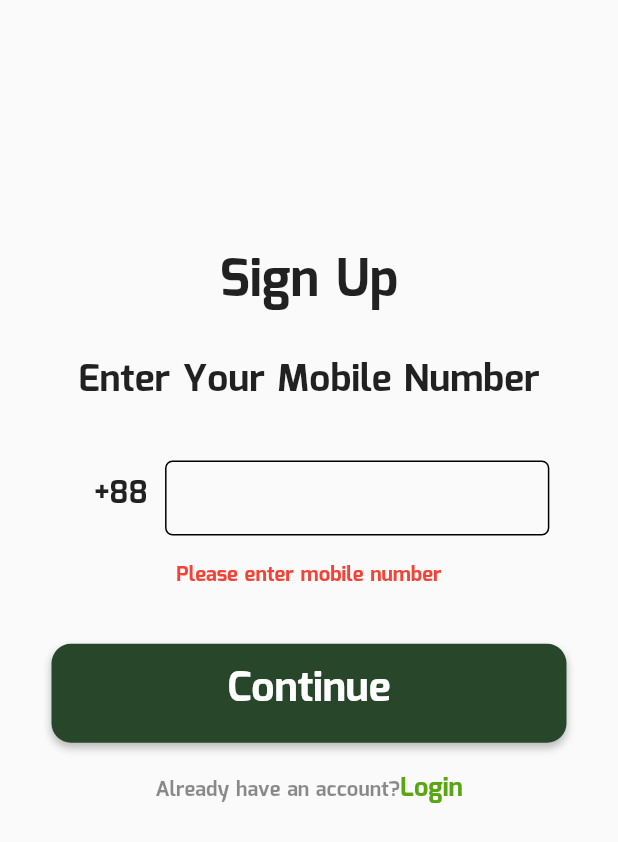
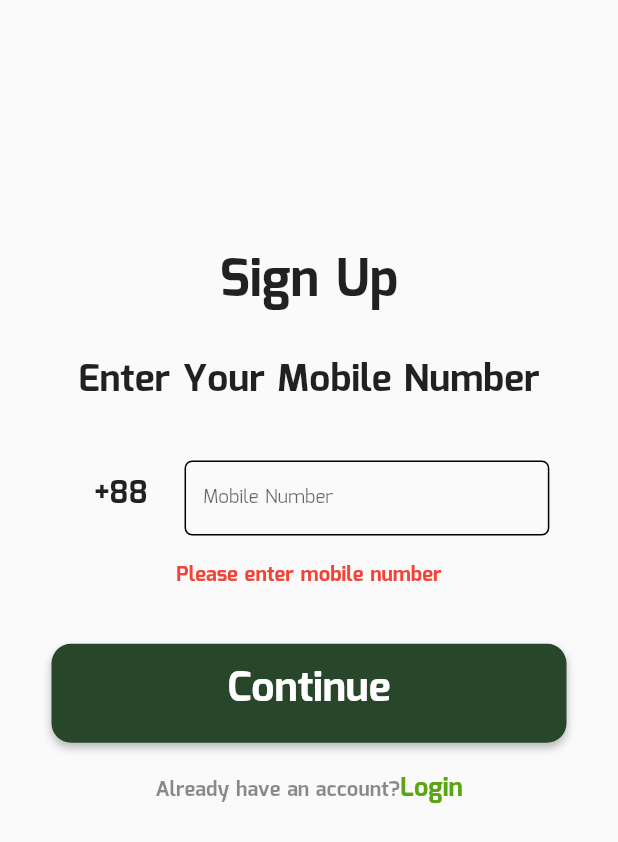
Before and after one commit to MdAkramKhanJehad/SPL_2, a Flutter app: the screen it shows after launch, scrolled down 57 dp, after a tap on "Continue", on a phone screen of 412 x 824 dp. Shown: the top 842 px of the screen. Run offline on Flutter 3.47's test engine with Material 2 defaults, Android fonts, the phone set to English and light mode, and no system bars; our stand-ins replace cloud_firestore, firebase_auth, firebase_core, flutter_dotenv, fluttertoast, font_awesome_flutter and 3 more; missing offline and left inert: crypt; accounts and stored records are empty.

Commit message:
Fixing some issue in signup page

```diff
--- a/lib/login_signup/login.dart
+++ b/lib/login_signup/login.dart
@@ -248,9 +248,6 @@ class _LoginState extends State<Login> {
                         userNumber="+88"+userNumber;
                         getUsersCredentials(userNumber);
 
-
-
-
                         //  Navigator.push(context,CustomPageRout(widget: OTP(phoneNumber: userNumber, isSignup: true, password: '')));
                       }
                     }
--- a/lib/login_signup/signup.dart
+++ b/lib/login_signup/signup.dart
@@ -1,4 +1,5 @@
 import 'dart:async';
+import 'package:cloud_firestore/cloud_firestore.dart';
 import 'package:flutter/gestures.dart';
 import 'package:flutter/material.dart';
 import 'package:provider/provider.dart';
@@ -39,7 +40,20 @@ class _SignupState extends State<Signup> {
     }
 
   }
-
+  getUsersCredentials(String phoneNumber)async{
+    FirebaseFirestore.instance.collection('users').doc(phoneNumber).get().then((userDoc){
+      if(!userDoc.exists){
+        Navigator.push(context,MaterialPageRoute(builder: (context)=>ChangeNotifierProvider(
+          child:  OTPPage(phoneNumber: phoneNumber,isSignup: true,password: "",),
+          create: (context)=>TimerInfo(time:60 ),
+        )));
+      }else{
+        setState(() {
+          errorText = "You already have an account!\nGo to login page and do login";
+        });
+      }
+    });
+  }
 
   @override
   Widget build(BuildContext context) {
@@ -79,7 +93,9 @@ class _SignupState extends State<Signup> {
                 margin: EdgeInsets.only(left: 25*widthMultiplier,right: 10*widthMultiplier),
                 child: Row(
                   children: [
-                    Container(
+                    Expanded(
+                      flex: 1,
+                      child: Container(
                         child: Text("+88", style: TextStyle(
                             fontFamily: 'Mina',
                             fontSize: 18*widthMultiplier,
@@ -88,8 +104,10 @@ class _SignupState extends State<Signup> {
                             height: 1
                         )),
                       ),
+                    ),
                     SizedBox(width: 10*widthMultiplier,),
                     Expanded(
+                      flex: 5,
                       child: Container(
                         padding: EdgeInsets.only(left: 10*widthMultiplier),
                         decoration: BoxDecoration(
@@ -111,11 +129,7 @@ class _SignupState extends State<Signup> {
 
                           decoration: InputDecoration(
                             border: InputBorder.none,
-                            //   errorText: errorText,errorMaxLines: 3,
-                            // errorStyle: TextStyle(
-                            //   fontFamily: "Mina",color: Colors.red,
-                            //   fontWeight: FontWeight.w600,fontSize: 16*widthMultiplier,
-                            // )
+                              hintText: "Mobile Number",hintStyle: TextStyle(fontWeight: FontWeight.normal,fontSize: 11*widthMultiplier,fontFamily: "Mina")
                           ),
 
                         ),
@@ -145,14 +159,8 @@ class _SignupState extends State<Signup> {
                     errorText= "";
                     if(checkUserNumber(userNumber)){
                       userNumber="+88"+userNumber;
+                      getUsersCredentials(userNumber);
 
-                      Navigator.push(context,MaterialPageRoute(builder: (context)=>ChangeNotifierProvider(
-                        child:  OTPPage(phoneNumber: userNumber,isSignup: true,password: "",),
-                        create: (context)=>TimerInfo(time:60 ),
-                      )));
-
-                   //   Navigator.push(context,CustomPageRout(widget: HomePage(phoneNumber: userNumber,isSignup: true, password: '')));
-                    //  Navigator.push(context,CustomPageRout(widget: OTP(phoneNumber: userNumber, isSignup: true, password: '')));
                     }
                   }
                 },
```
Lines whose indentation alone changed are shown as unchanged.
